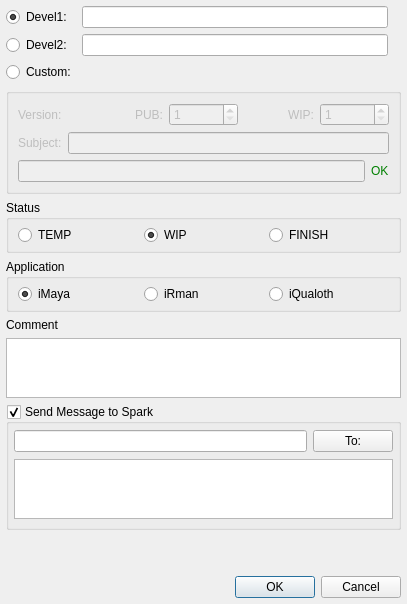
First picture: the form in components/addons/information/ui/information06.ui, repository onetera/ip_ilsan, before the edit.
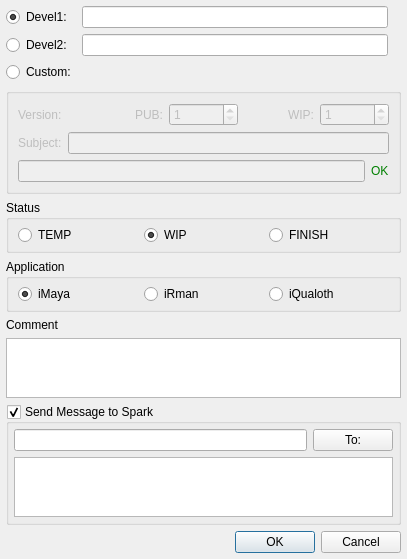
Second picture: the form after the edit.

Patch:
```diff
--- a/components/addons/information/ui/information06.ui
+++ b/components/addons/information/ui/information06.ui
@@ -7,7 +7,7 @@
     <x>0</x>
     <y>0</y>
     <width>407</width>
-    <height>604</height>
+    <height>527</height>
    </rect>
   </property>
   <property name="sizePolicy">
```
